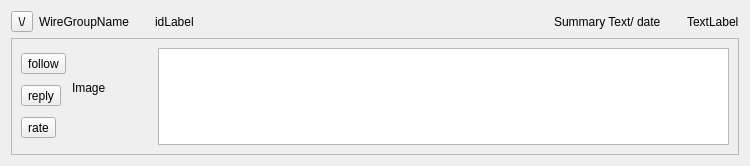
Before: the Qt Designer form retroshare-gui/src/gui/TheWire/PulseDetails.ui in RetroShare/RetroShare, drawn with Qt 5.
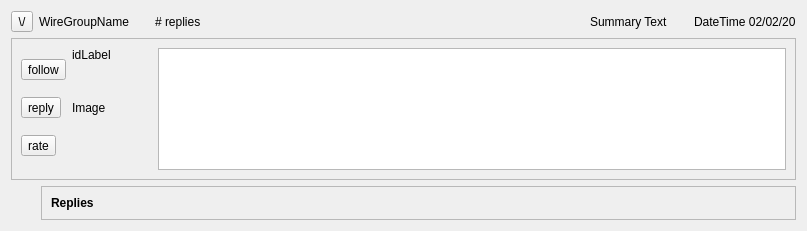
After: the same form once the commit is applied. Custom widgets are drawn as their Qt base class.

Patch:
```diff
--- a/retroshare-gui/src/gui/TheWire/PulseDetails.ui
+++ b/retroshare-gui/src/gui/TheWire/PulseDetails.ui
@@ -6,14 +6,14 @@
    <rect>
     <x>0</x>
     <y>0</y>
-    <width>750</width>
-    <height>166</height>
+    <width>807</width>
+    <height>231</height>
    </rect>
   </property>
   <property name="windowTitle">
    <string>Form</string>
   </property>
-  <layout class="QVBoxLayout" name="verticalLayout_2">
+  <layout class="QVBoxLayout" name="verticalLayout_4">
    <item>
     <layout class="QHBoxLayout" name="horizontalLayout">
      <item>
@@ -47,9 +47,9 @@
       </spacer>
      </item>
      <item>
-      <widget class="GxsIdLabel" name="label_idName">
+      <widget class="QLabel" name="label_replies">
        <property name="text">
-        <string>idLabel</string>
+        <string># replies</string>
        </property>
       </widget>
      </item>
@@ -69,7 +69,7 @@
      <item>
       <widget class="QLabel" name="label_summary">
        <property name="text">
-        <string>Summary Text/ date</string>
+        <string>Summary Text</string>
        </property>
       </widget>
      </item>
@@ -92,7 +92,7 @@
      <item>
       <widget class="QLabel" name="label_date">
        <property name="text">
-        <string>TextLabel</string>
+        <string>DateTime 02/02/20</string>
        </property>
       </widget>
      </item>
@@ -134,6 +134,13 @@
       </item>
       <item>
        <layout class="QVBoxLayout" name="verticalLayout">
+        <item>
+         <widget class="GxsIdLabel" name="label_idName">
+          <property name="text">
+           <string>idLabel</string>
+          </property>
+         </widget>
+        </item>
         <item>
          <widget class="QLabel" name="label_icon">
           <property name="minimumSize">
@@ -171,6 +178,57 @@
      </layout>
     </widget>
    </item>
+   <item>
+    <layout class="QHBoxLayout" name="horizontalLayout_3">
+     <item>
+      <spacer name="horizontalSpacer_4">
+       <property name="orientation">
+        <enum>Qt::Horizontal</enum>
+       </property>
+       <property name="sizeType">
+        <enum>QSizePolicy::Preferred</enum>
+       </property>
+       <property name="sizeHint" stdset="0">
+        <size>
+         <width>30</width>
+         <height>0</height>
+        </size>
+       </property>
+      </spacer>
+     </item>
+     <item>
+      <widget class="QFrame" name="frame_replies">
+       <property name="sizePolicy">
+        <sizepolicy hsizetype="Expanding" vsizetype="Preferred">
+         <horstretch>0</horstretch>
+         <verstretch>0</verstretch>
+        </sizepolicy>
+       </property>
+       <property name="frameShape">
+        <enum>QFrame::StyledPanel</enum>
+       </property>
+       <property name="frameShadow">
+        <enum>QFrame::Raised</enum>
+       </property>
+       <layout class="QVBoxLayout" name="verticalLayout_2">
+        <item>
+         <widget class="QLabel" name="label">
+          <property name="font">
+           <font>
+            <weight>75</weight>
+            <bold>true</bold>
+           </font>
+          </property>
+          <property name="text">
+           <string>Replies</string>
+          </property>
+         </widget>
+        </item>
+       </layout>
+      </widget>
+     </item>
+    </layout>
+   </item>
   </layout>
  </widget>
  <customwidgets>
```
